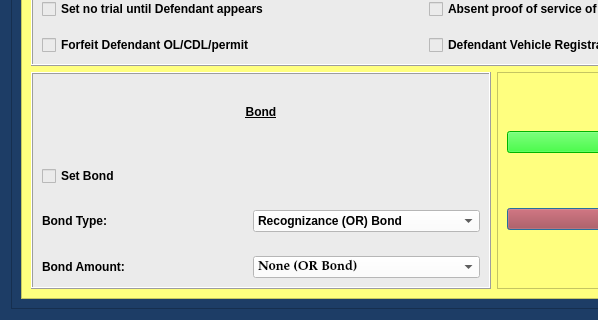
The window that package/views/ui/FailureToAppearDialog.ui (HunterProgram22/MuniEntry) describes before a commit, drawn with Qt 5; both pictures show x 0 to 598 and y 405 to 725 of the 988 by 725 pixel window.
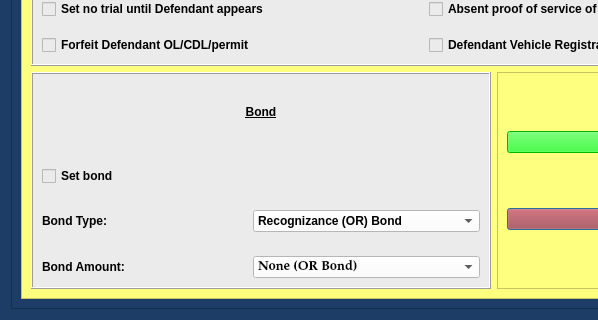
The same window after the commit.

The edit to the form file:
```diff
--- a/package/views/ui/FailureToAppearDialog.ui
+++ b/package/views/ui/FailureToAppearDialog.ui
@@ -537,7 +537,7 @@
                <item row="1" column="0" colspan="2">
                 <widget class="QCheckBox" name="set_bond_checkBox">
                  <property name="text">
-                  <string>Set Bond</string>
+                  <string>Set bond                                                             </string>
                  </property>
                 </widget>
                </item>
```
